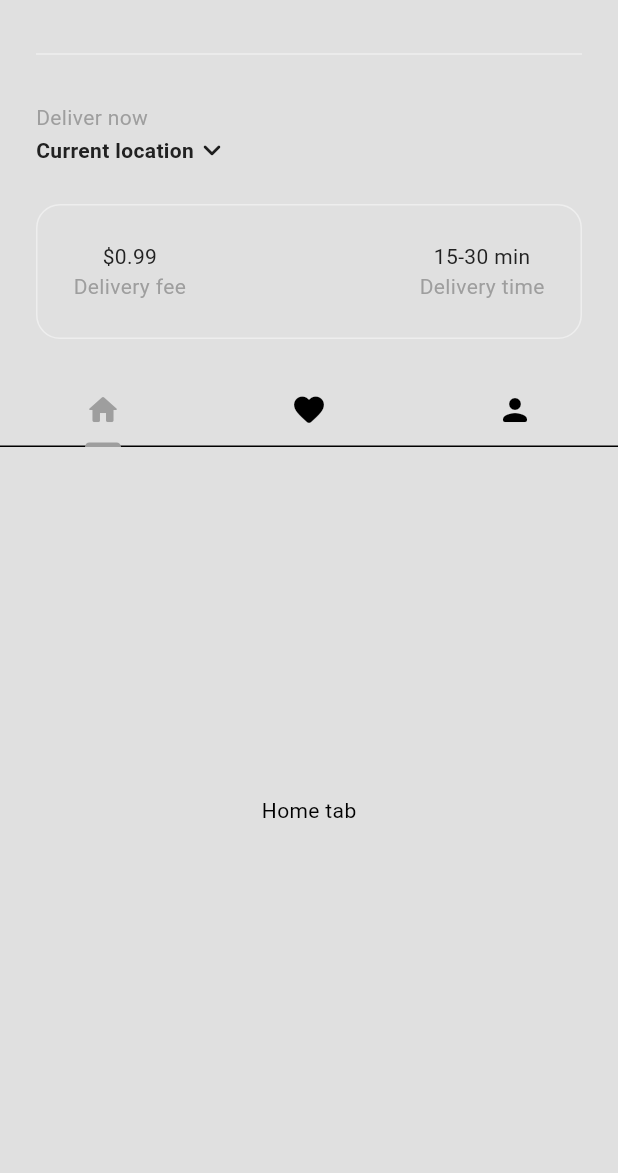
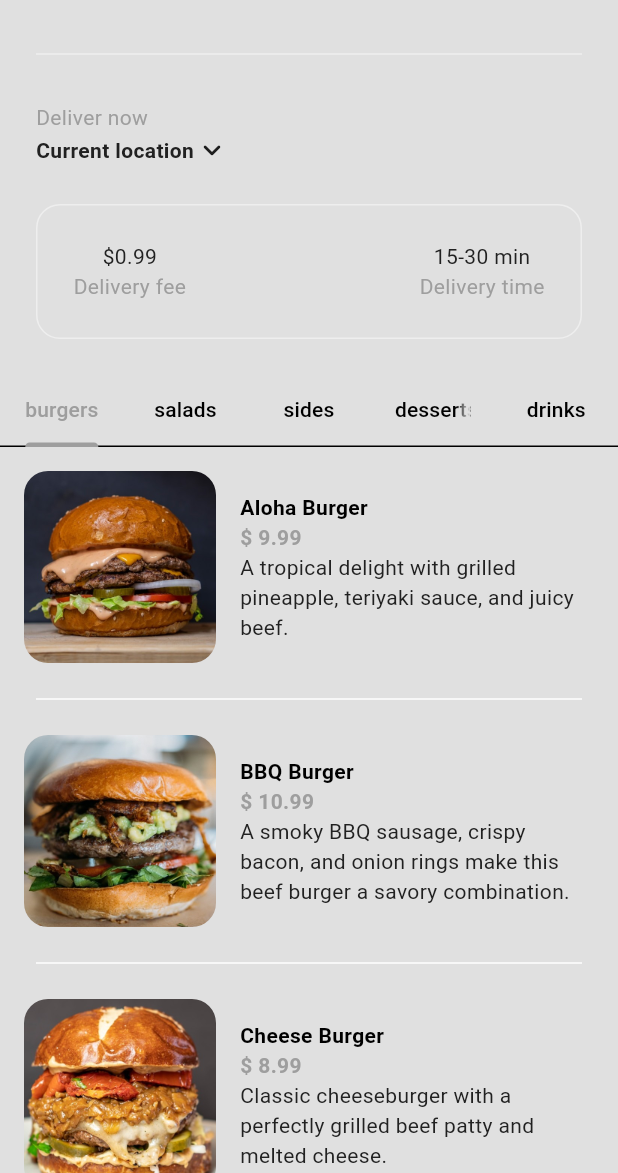
Before and after one commit to MrMDrX/iFood, a Flutter app: the HomeScreen screen opened directly, on a phone screen of 412 x 824 dp, the part 63-1236 px from its top. Run offline on Flutter 3.47's test engine with Material 3 defaults, Android fonts, the phone set to English and light mode, and no system bars.

Commit message:
Added restaurant model & display food category data ✨

```diff
--- a/lib/main.dart
+++ b/lib/main.dart
@@ -1,5 +1,6 @@
 import 'package:flutter/material.dart';
 import 'package:ifood/auth/login_or_register.dart';
+import 'package:ifood/models/restaurant_model.dart';
 import 'package:ifood/theme/theme_provider.dart';
 import 'package:provider/provider.dart';
 
@@ -7,6 +8,7 @@ void main() {
   runApp(MultiProvider(
     providers: [
       ChangeNotifierProvider(create: (_) => ThemeProvider()),
+      ChangeNotifierProvider(create: (_) => Restaurant()),
     ],
     child: const MyApp(),
   ));
--- a/lib/models/food_model.dart
+++ b/lib/models/food_model.dart
@@ -2,7 +2,7 @@ class Food {
   final String name;
   final String description;
   final String image;
-  final String price;
+  final double price;
   final FoodCategory category;
   final List<Addoon> addons;
 
--- /dev/null
+++ b/lib/models/restaurant_model.dart
@@ -0,0 +1,219 @@
+import 'package:flutter/material.dart';
+import 'package:ifood/models/food_model.dart';
+
+class Restaurant extends ChangeNotifier {
+  final List<Food> _menu = [
+    // Burgers
+    Food(
+      name: "Aloha Burger",
+      description:
+          "A tropical delight with grilled pineapple, teriyaki sauce, and juicy beef.",
+      image: "assets/images/burgers/ aloha_burger.jpg",
+      price: 9.99,
+      category: FoodCategory.burgers,
+      addons: [
+        Addoon(name: "Extra Pineapple", price: 1.49),
+        Addoon(name: "Teriyaki Sauce", price: 0.99),
+        Addoon(name: "Bacon", price: 1.99),
+      ],
+    ),
+    Food(
+      name: "BBQ Burger",
+      description:
+          "A smoky BBQ sausage, crispy bacon, and onion rings make this beef burger a savory combination.",
+      image: "assets/images/burgers/bbq_burger.jpg",
+      price: 10.99,
+      category: FoodCategory.burgers,
+      addons: [
+        Addoon(name: "Grilled Onions", price: 0.99),
+        Addoon(name: "Jalapenos", price: 1.49),
+        Addoon(name: "Extra BBQ Sauce", price: 1.99),
+      ],
+    ),
+    Food(
+      name: "Cheese Burger",
+      description:
+          "Classic cheeseburger with a perfectly grilled beef patty and melted cheese.",
+      image: "assets/images/burgers/cheese_burger.jpg",
+      price: 8.99,
+      category: FoodCategory.burgers,
+      addons: [
+        Addoon(name: "Cheese", price: 0.99),
+        Addoon(name: "Lettuce", price: 1.49),
+        Addoon(name: "Avocado", price: 2.99),
+      ],
+    ),
+    Food(
+      name: "Chicken Burger",
+      description:
+          "Crispy fried chicken breast topped with lettuce and mayo on a toasted bun.",
+      image: "assets/images/burgers/chicken_burger.jpg",
+      price: 9.49,
+      category: FoodCategory.burgers,
+      addons: [
+        Addoon(name: "Spicy Sauce", price: 1.49),
+        Addoon(name: "Coleslaw", price: 1.99),
+      ],
+    ),
+    Food(
+      name: "Veggie Burger",
+      description:
+          "A hearty plant-based burger topped with fresh veggies and special sauce.",
+      image: "assets/images/burgers/veggie_burger.jpg",
+      price: 7.99,
+      category: FoodCategory.burgers,
+      addons: [
+        Addoon(name: "Avocado", price: 2.99),
+        Addoon(name: "Sautéed Mushrooms", price: 1.49),
+      ],
+    ),
+
+    // Salads
+    Food(
+      name: "Caesar Salad",
+      description:
+          "Crisp romaine lettuce tossed in Caesar dressing with croutons and parmesan.",
+      image: "assets/images/salads/caesar_salad.jpg",
+      price: 6.99,
+      category: FoodCategory.salads,
+      addons: [
+        Addoon(name: "Grilled Chicken", price: 3.49),
+        Addoon(name: "Bacon Bits", price: 1.49),
+      ],
+    ),
+    Food(
+      name: "Garden Salad",
+      description:
+          "A fresh mix of seasonal vegetables served with your choice of dressing.",
+      image: "assets/images/salads/garden_salad.jpg",
+      price: 5.99,
+      category: FoodCategory.salads,
+      addons: [
+        Addoon(name: "Feta Cheese", price: 1.99),
+        Addoon(name: "Olives", price: 0.99),
+      ],
+    ),
+    Food(
+      name: "Hawaiian Salad",
+      description: "Tropical flavors with pineapple, ham, and mixed greens.",
+      image: "assets/images/salads/hawaiian_salad.jpg",
+      price: 7.49,
+      category: FoodCategory.salads,
+      addons: [
+        Addoon(name: "Grilled Shrimp", price: 4.49),
+        Addoon(name: "Avocado", price: 2.99),
+      ],
+    ),
+    Food(
+      name: "Italian Salad",
+      description:
+          "A mix of Italian vegetables with olives, mozzarella, and balsamic dressing.",
+      image: "assets/images/salads/italian_salad.jpg",
+      price: 6.49,
+      category: FoodCategory.salads,
+      addons: [
+        Addoon(name: "Salami", price: 1.99),
+        Addoon(name: "Pepperoncini", price: 0.99),
+      ],
+    ),
+
+    // Sides
+    const Food(
+      name: "Fries",
+      description: "Crispy golden fries, perfect as a side dish.",
+      image: "assets/images/sides/fries.jpg",
+      price: 2.99,
+      category: FoodCategory.sides,
+      addons: [],
+    ),
+    Food(
+      name: "Wings",
+      description: "Spicy chicken wings served with blue cheese dressing.",
+      image: "assets/images/sides/chicken_wings.jpg",
+      price: 8.99,
+      category: FoodCategory.sides,
+      addons: [
+        Addoon(name: "Extra Sauce", price: 1.49),
+      ],
+    ),
+    const Food(
+      name: "Chips",
+      description: "Crunchy tortilla chips served with salsa.",
+      image: "assets/images/sides/chips.jpg",
+      price: 2.49,
+      category: FoodCategory.sides,
+      addons: [],
+    ),
+
+    // Desserts
+    Food(
+      name: "Apple Pie",
+      description: "Classic apple pie with a flaky crust and cinnamon.",
+      image: "assets/images/desserts/apple_pie.jpg",
+      price: 4.99,
+      category: FoodCategory.desserts,
+      addons: [
+        Addoon(name: "Vanilla Ice Cream", price: 1.99),
+      ],
+    ),
+    Food(
+      name: "Cheesecake",
+      description: "Rich and creamy cheesecake with a graham cracker crust.",
+      image: "assets/images/desserts/cheesecake.jpg",
+      price: 5.49,
+      category: FoodCategory.desserts,
+      addons: [
+        Addoon(name: "Strawberry Sauce", price: 1.49),
+      ],
+    ),
+    Food(
+      name: "Chocolate Brownie",
+      description:
+          "Decadent chocolate brownie served warm with chocolate sauce.",
+      image: "assets/images/desserts/chocolate_brownie.jpg",
+      price: 4.49,
+      category: FoodCategory.desserts,
+      addons: [
+        Addoon(name: "Whipped Cream", price: 0.99),
+      ],
+    ),
+
+    // Drinks
+    const Food(
+      name: "Coke",
+      description: "Classic carbonated soft drink.",
+      image: "assets/images/drinks/coke.jpg",
+      price: 1.99,
+      category: FoodCategory.drinks,
+      addons: [],
+    ),
+    const Food(
+      name: "Soda",
+      description: "Refreshing soda in various flavors.",
+      image: "assets/images/drinks/soda.jpg",
+      price: 1.79,
+      category: FoodCategory.drinks,
+      addons: [],
+    ),
+    Food(
+      name: "Lemonade",
+      description: "Freshly squeezed lemonade, sweet and tangy.",
+      image: "assets/images/drinks/lemonade.jpg",
+      price: 2.49,
+      category: FoodCategory.drinks,
+      addons: [
+        Addoon(name: "Mint", price: 0.99),
+      ],
+    ),
+    const Food(
+      name: "Orange Juice",
+      description: "Freshly squeezed orange juice, served chilled.",
+      image: "assets/images/drinks/orange_juice.jpg",
+      price: 2.99,
+      category: FoodCategory.drinks,
+      addons: [],
+    ),
+  ];
+
+  List<Food> get menu => _menu;
+}
--- a/lib/screens/home_screen.dart
+++ b/lib/screens/home_screen.dart
@@ -1,9 +1,13 @@
 import 'package:flutter/material.dart';
+import 'package:ifood/models/food_model.dart';
+import 'package:ifood/models/restaurant_model.dart';
 import 'package:ifood/widgets/drawer.dart';
+import 'package:ifood/widgets/food_tile.dart';
 import 'package:ifood/widgets/my_description_box.dart';
 import 'package:ifood/widgets/my_location.dart';
 import 'package:ifood/widgets/my_sliver_app_bar.dart';
 import 'package:ifood/widgets/my_tab_bar.dart';
+import 'package:provider/provider.dart';
 
 class HomeScreen extends StatefulWidget {
   const HomeScreen({super.key});
@@ -19,13 +23,35 @@ class _HomeScreenState extends State<HomeScreen>
   @override
   void initState() {
     super.initState();
-    _tabController = TabController(length: 3, vsync: this);
+    _tabController =
+        TabController(length: FoodCategory.values.length, vsync: this);
   }
 
   @override
   void dispose() {
     super.dispose();
     _tabController.dispose();
+  }
+
+  List<Food> _filterFoodByCategory(FoodCategory category, List<Food> menu) {
+    return menu.where((food) => food.category == category).toList();
+  }
+
+  List<Widget> getFoodInThisCategory(List<Food> menu) {
+    return FoodCategory.values.map((category) {
+      List<Food> categoryMenu = _filterFoodByCategory(category, menu);
+      return ListView.builder(
+          itemCount: categoryMenu.length,
+          physics: const NeverScrollableScrollPhysics(),
+          padding: const EdgeInsets.all(0),
+          itemBuilder: (context, index) {
+            final Food food = categoryMenu[index];
+            return FoodTile(
+              food: food,
+              onTap: () {},
+            );
+          });
+    }).toList();
   }
 
   @override
@@ -51,25 +77,11 @@ class _HomeScreenState extends State<HomeScreen>
                 ],
               )),
         ],
-        body: TabBarView(
-          controller: _tabController,
-          children: [
-            Container(
-              color: Theme.of(context).colorScheme.surface,
-              padding: const EdgeInsets.all(24),
-              child: const Center(child: Text("Home tab")),
-            ),
-            Container(
-              color: Theme.of(context).colorScheme.surface,
-              padding: const EdgeInsets.all(24),
-              child: const Center(child: Text("Favorites tab")),
-            ),
-            Container(
-              color: Theme.of(context).colorScheme.surface,
-              padding: const EdgeInsets.all(24),
-              child: const Center(child: Text("Profile tab")),
-            ),
-          ],
+        body: Consumer<Restaurant>(
+          builder: (context, restaurant, child) => TabBarView(
+            controller: _tabController,
+            children: getFoodInThisCategory(restaurant.menu),
+          ),
         ),
       ),
     );
--- /dev/null
+++ b/lib/widgets/food_tile.dart
@@ -0,0 +1,71 @@
+import 'package:flutter/material.dart';
+import 'package:ifood/models/food_model.dart';
+
+class FoodTile extends StatelessWidget {
+  final Food food;
+  final void Function()? onTap;
+
+  const FoodTile({
+    super.key,
+    required this.food,
+    required this.onTap,
+  });
+
+  @override
+  Widget build(BuildContext context) {
+    return Column(
+      children: [
+        GestureDetector(
+          onTap: onTap,
+          child: Padding(
+            padding: const EdgeInsets.all(16.0),
+            child: Row(
+              children: [
+                ClipRRect(
+                  borderRadius: const BorderRadius.all(Radius.circular(16)),
+                  child: Image.asset(
+                    food.image,
+                    height: 128,
+                    width: 128,
+                  ),
+                ),
+                const SizedBox(width: 16),
+                Expanded(
+                  child: Column(
+                    crossAxisAlignment: CrossAxisAlignment.start,
+                    children: [
+                      Text(
+                        food.name,
+                        style: const TextStyle(
+                          fontWeight: FontWeight.bold,
+                        ),
+                      ),
+                      Text(
+                        "\$ ${food.price}",
+                        style: TextStyle(
+                          color: Theme.of(context).colorScheme.primary,
+                          fontWeight: FontWeight.bold,
+                        ),
+                      ),
+                      Text(
+                        food.description,
+                        style: TextStyle(
+                          color: Theme.of(context).colorScheme.inversePrimary,
+                        ),
+                      ),
+                    ],
+                  ),
+                ),
+              ],
+            ),
+          ),
+        ),
+        Divider(
+          color: Theme.of(context).colorScheme.tertiary,
+          indent: 24,
+          endIndent: 24,
+        ),
+      ],
+    );
+  }
+}
--- a/lib/widgets/my_tab_bar.dart
+++ b/lib/widgets/my_tab_bar.dart
@@ -1,24 +1,23 @@
 import 'package:flutter/material.dart';
+import 'package:ifood/models/food_model.dart';
 
 class MyTabBar extends StatelessWidget {
   final TabController tabController;
   const MyTabBar({super.key, required this.tabController});
 
+  List<Tab> _buildCategoryTabs() {
+    return FoodCategory.values
+        .map((category) => Tab(
+              text: category.name,
+            ))
+        .toList();
+  }
+
   @override
   Widget build(BuildContext context) {
     return TabBar(
       controller: tabController,
-      tabs: const [
-        Tab(
-          icon: Icon(Icons.home_rounded),
-        ),
-        Tab(
-          icon: Icon(Icons.favorite_rounded),
-        ),
-        Tab(
-          icon: Icon(Icons.person_rounded),
-        )
-      ],
+      tabs: _buildCategoryTabs(),
     );
   }
 }
```
